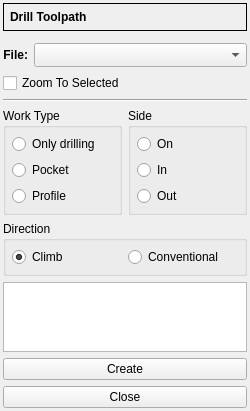
Qt form GGEasy/forms/drillform/drillform.ui (XRay3D/GERBER_X3) before a commit.
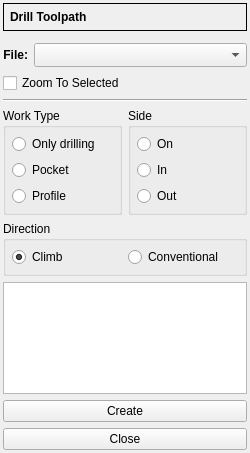
The same form after that commit. Custom widgets are drawn as their Qt base class.

```diff
--- a/GGEasy/forms/drillform/drillform.ui
+++ b/GGEasy/forms/drillform/drillform.ui
@@ -7,7 +7,7 @@
     <x>0</x>
     <y>0</y>
     <width>250</width>
-    <height>395</height>
+    <height>453</height>
    </rect>
   </property>
   <property name="minimumSize">
```
